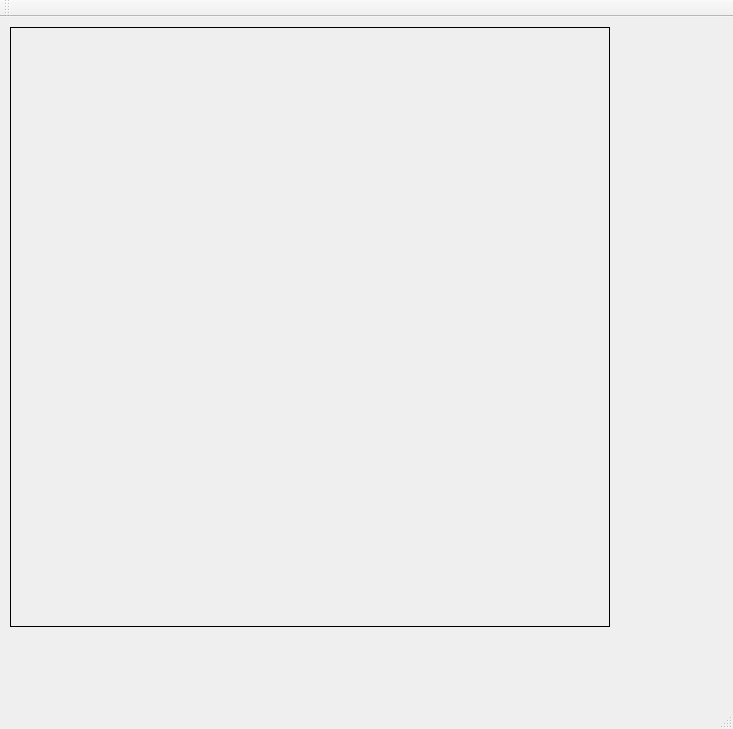
This is PaintX/PaintX.ui in ohto-ai/school-course-archives as Qt 5 draws it before an edit. The edited form follows.
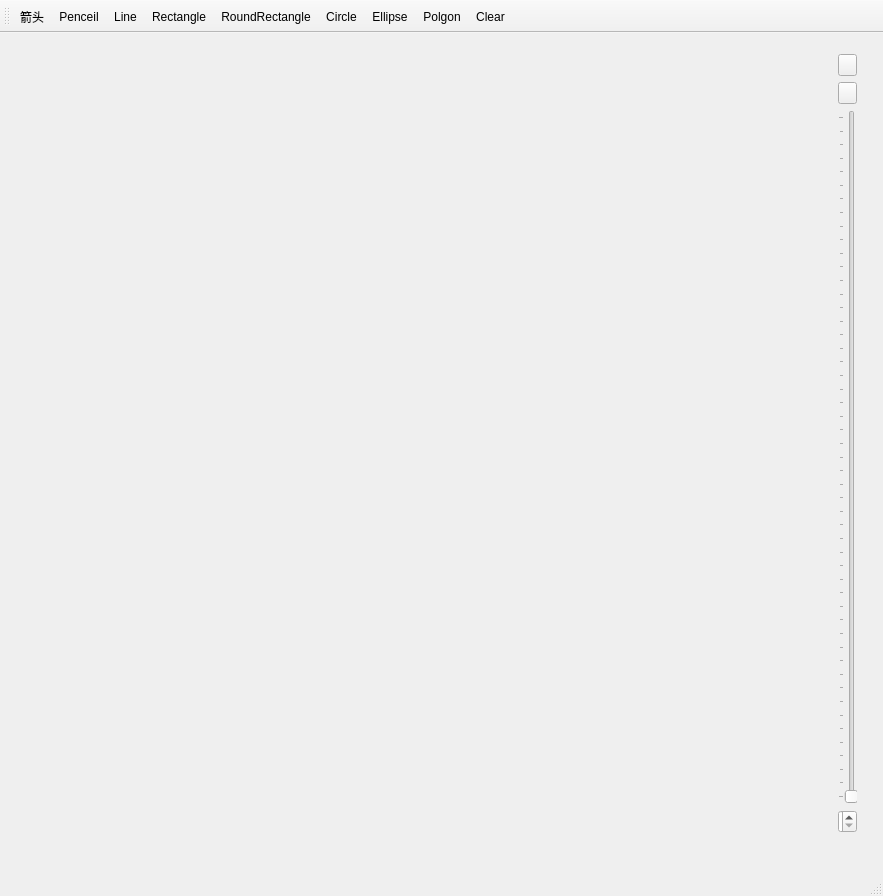
This is the edited form. Icons and pictures are not drawn.

The edit to the form file:
```diff
--- a/PaintX/PaintX.ui
+++ b/PaintX/PaintX.ui
@@ -6,8 +6,8 @@
    <rect>
     <x>0</x>
     <y>0</y>
-    <width>733</width>
-    <height>729</height>
+    <width>883</width>
+    <height>896</height>
    </rect>
   </property>
   <property name="windowTitle">
@@ -19,13 +19,52 @@
      <rect>
       <x>10</x>
       <y>10</y>
-      <width>600</width>
-      <height>600</height>
+      <width>800</width>
+      <height>800</height>
      </rect>
     </property>
-    <property name="styleSheet">
-     <string notr="true">border: 1px solid #000;</string>
+   </widget>
+   <widget class="QWidget" name="">
+    <property name="geometry">
+     <rect>
+      <x>827</x>
+      <y>10</y>
+      <width>41</width>
+      <height>801</height>
+     </rect>
     </property>
+    <layout class="QVBoxLayout" name="verticalLayout">
+     <item>
+      <widget class="QPushButton" name="foreColorBtn">
+       <property name="text">
+        <string/>
+       </property>
+      </widget>
+     </item>
+     <item>
+      <widget class="QPushButton" name="backColorBtn">
+       <property name="text">
+        <string/>
+       </property>
+      </widget>
+     </item>
+     <item>
+      <widget class="QSlider" name="penWidthSlider">
+       <property name="maximum">
+        <number>50</number>
+       </property>
+       <property name="orientation">
+        <enum>Qt::Vertical</enum>
+       </property>
+       <property name="tickPosition">
+        <enum>QSlider::TicksAbove</enum>
+       </property>
+      </widget>
+     </item>
+     <item>
+      <widget class="QSpinBox" name="penWidthSpinBox"/>
+     </item>
+    </layout>
    </widget>
   </widget>
   <widget class="QMenuBar" name="menuBar">
@@ -45,8 +84,122 @@
    <attribute name="toolBarBreak">
     <bool>false</bool>
    </attribute>
+   <addaction name="actionArrow"/>
+   <addaction name="actionPenceil"/>
+   <addaction name="actionLine"/>
+   <addaction name="actionRectangle"/>
+   <addaction name="actionRoundRectangle"/>
+   <addaction name="actionCircle"/>
+   <addaction name="actionEllipse"/>
+   <addaction name="actionPolgon"/>
+   <addaction name="actionClear"/>
   </widget>
   <widget class="QStatusBar" name="statusBar"/>
+  <action name="actionArrow">
+   <property name="icon">
+    <iconset resource="PaintX.qrc">
+     <normaloff>:/PaintX/res/arrow.png</normaloff>:/PaintX/res/arrow.png</iconset>
+   </property>
+   <property name="text">
+    <string>箭头</string>
+   </property>
+   <property name="toolTip">
+    <string>箭头</string>
+   </property>
+  </action>
+  <action name="actionPenceil">
+   <property name="checkable">
+    <bool>true</bool>
+   </property>
+   <property name="icon">
+    <iconset resource="PaintX.qrc">
+     <normaloff>:/PaintX/res/penceil.png</normaloff>:/PaintX/res/penceil.png</iconset>
+   </property>
+   <property name="text">
+    <string>Penceil</string>
+   </property>
+  </action>
+  <action name="actionLine">
+   <property name="checkable">
+    <bool>true</bool>
+   </property>
+   <property name="icon">
+    <iconset resource="PaintX.qrc">
+     <normaloff>:/PaintX/res/line.png</normaloff>:/PaintX/res/line.png</iconset>
+   </property>
+   <property name="text">
+    <string>Line</string>
+   </property>
+  </action>
+  <action name="actionRectangle">
+   <property name="checkable">
+    <bool>true</bool>
+   </property>
+   <property name="icon">
+    <iconset resource="PaintX.qrc">
+     <normaloff>:/PaintX/res/rectangle.png</normaloff>:/PaintX/res/rectangle.png</iconset>
+   </property>
+   <property name="text">
+    <string>Rectangle</string>
+   </property>
+  </action>
+  <action name="actionRoundRectangle">
+   <property name="checkable">
+    <bool>true</bool>
+   </property>
+   <property name="icon">
+    <iconset resource="PaintX.qrc">
+     <normaloff>:/PaintX/res/roundrectangle.png</normaloff>:/PaintX/res/roundrectangle.png</iconset>
+   </property>
+   <property name="text">
+    <string>RoundRectangle</string>
+   </property>
+  </action>
+  <action name="actionCircle">
+   <property name="checkable">
+    <bool>true</bool>
+   </property>
+   <property name="icon">
+    <iconset resource="PaintX.qrc">
+     <normaloff>:/PaintX/res/circle.png</normaloff>:/PaintX/res/circle.png</iconset>
+   </property>
+   <property name="text">
+    <string>Circle</string>
+   </property>
+  </action>
+  <action name="actionEllipse">
+   <property name="checkable">
+    <bool>true</bool>
+   </property>
+   <property name="icon">
+    <iconset resource="PaintX.qrc">
+     <normaloff>:/PaintX/res/ellipse.png</normaloff>:/PaintX/res/ellipse.png</iconset>
+   </property>
+   <property name="text">
+    <string>Ellipse</string>
+   </property>
+  </action>
+  <action name="actionPolgon">
+   <property name="checkable">
+    <bool>true</bool>
+   </property>
+   <property name="icon">
+    <iconset resource="PaintX.qrc">
+     <normaloff>:/PaintX/res/多边形.png</normaloff>:/PaintX/res/多边形.png</iconset>
+   </property>
+   <property name="text">
+    <string>Polgon</string>
+   </property>
+  </action>
+  <action name="actionClear">
+   <property name="icon">
+    <iconset resource="PaintX.qrc">
+     <normaloff>:/PaintX/res/clear.png</normaloff>:/PaintX/res/clear.png</iconset>
+   </property>
+   <property name="text">
+    <string>Clear</string>
+   </property>
+  </action>
  </widget>
  <layoutdefault spacing="6" margin="11"/>
  <resources>
```
Left out of the diff: 2 changed lines with no effect on the pictures.
